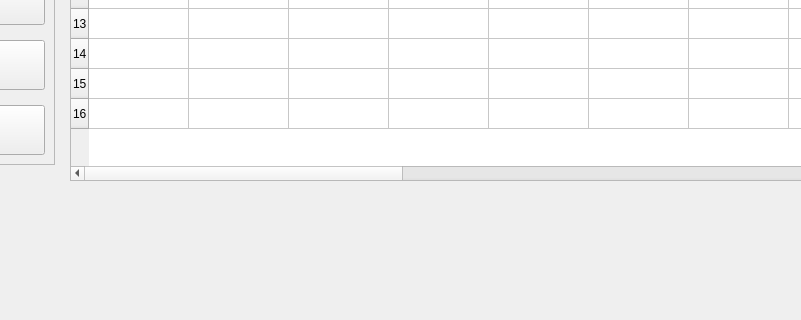
Before: the Qt Designer form quoridor.ui in crimvael/quoridor, drawn with Qt 5; both pictures show x 540 to 1341 and y 430 to 750 of the 1500 by 750 pixel window.
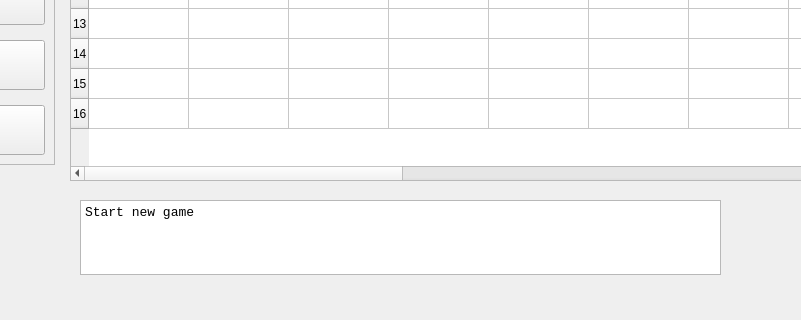
After: the same form once the commit is applied.

Diff of the .ui file:
```diff
--- a/quoridor.ui
+++ b/quoridor.ui
@@ -1810,6 +1810,29 @@
      </property>
     </column>
    </widget>
+   <widget class="QTextBrowser" name="textBrowser_2">
+    <property name="geometry">
+     <rect>
+      <x>620</x>
+      <y>630</y>
+      <width>641</width>
+      <height>75</height>
+     </rect>
+    </property>
+    <property name="font">
+     <font>
+      <family>Courier New</family>
+      <pointsize>10</pointsize>
+     </font>
+    </property>
+    <property name="html">
+     <string>&lt;!DOCTYPE HTML PUBLIC &quot;-//W3C//DTD HTML 4.0//EN&quot; &quot;http://www.w3.org/TR/REC-html40/strict.dtd&quot;&gt;
+&lt;html&gt;&lt;head&gt;&lt;meta name=&quot;qrichtext&quot; content=&quot;1&quot; /&gt;&lt;meta charset=&quot;utf-8&quot; /&gt;&lt;style type=&quot;text/css&quot;&gt;
+p, li { white-space: pre-wrap; }
+&lt;/style&gt;&lt;/head&gt;&lt;body style=&quot; font-family:'Courier New'; font-size:10pt; font-weight:400; font-style:normal;&quot;&gt;
+&lt;p style=&quot; margin-top:0px; margin-bottom:0px; margin-left:0px; margin-right:0px; -qt-block-indent:0; text-indent:0px;&quot;&gt;Start new game&lt;/p&gt;&lt;/body&gt;&lt;/html&gt;</string>
+    </property>
+   </widget>
   </widget>
   <widget class="QMenuBar" name="menubar">
    <property name="geometry">
```
